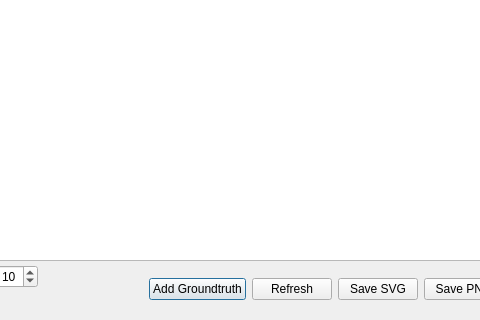
Qt form subarchitectures/conceptual.sa/branches/avs-iros11/src/c++/conceptual/components/Tester/ConceptualWidget/RCVisualizer.ui (marc-hanheide/cogx) before a commit; both pictures show x 363 to 843 and y 251 to 571 of the 959 by 571 pixel window.
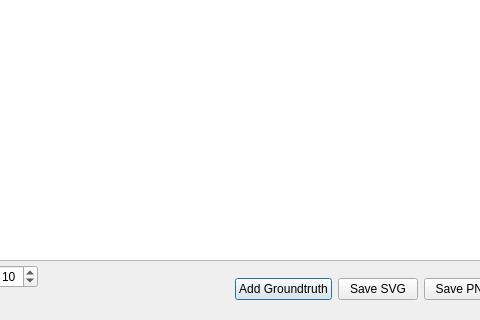
The same form after that commit. Icons and pictures are not drawn.

Commit message: Added event visualizer app.

```diff
--- a/subarchitectures/conceptual.sa/branches/avs-iros11/src/c++/conceptual/components/Tester/ConceptualWidget/RCVisualizer.ui
+++ b/subarchitectures/conceptual.sa/branches/avs-iros11/src/c++/conceptual/components/Tester/ConceptualWidget/RCVisualizer.ui
@@ -139,17 +139,6 @@
        </property>
       </widget>
      </item>
-     <item>
-      <widget class="QPushButton" name="refreshButton">
-       <property name="text">
-        <string>Refresh</string>
-       </property>
-       <property name="icon">
-        <iconset resource="../resources.qrc">
-         <normaloff>:/icons/icons/reload.png</normaloff>:/icons/icons/reload.png</iconset>
-       </property>
-      </widget>
-     </item>
      <item>
       <widget class="QPushButton" name="saveSvgButton">
        <property name="text">
```
Left out of the diff: 48 changed lines with no effect on the pictures. The commit also changes 8 other files.
